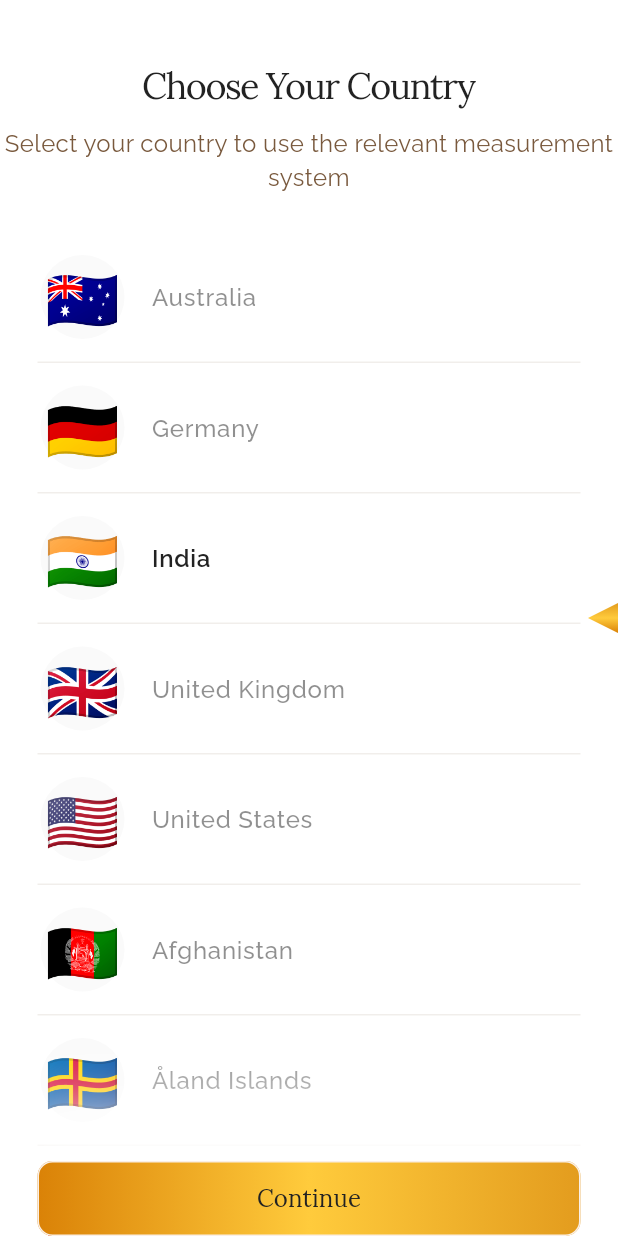
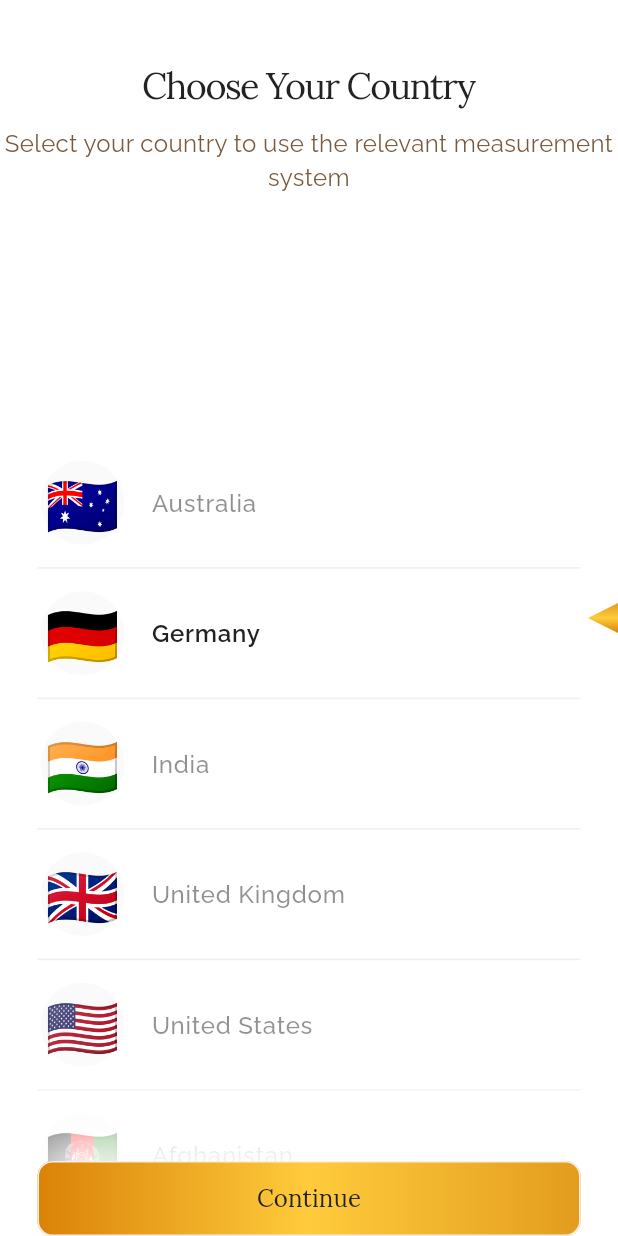
Before and after one commit to s0urav-hald3r/ring_sizer, a Flutter app: the screen it shows after launch, after a tap on "Start Now", on a phone screen of 412 x 824 dp. Run offline on Flutter 3.47's test engine with Material 3 defaults, Android fonts, the phone set to English and light mode, and no system bars; our stand-ins replace dotted_border, dropdown_button2, flutter_native_splash, flutter_svg, get, get_storage and 3 more; missing offline and left inert: purchases_flutter.

Commit message:
ui bug fixed at country page

```diff
--- a/lib/country_data.dart
+++ b/lib/country_data.dart
@@ -1,4 +1,6 @@
 List<Map<String, dynamic>> countryData = [
+  {"name": "", "flag": "", "code": "", "dial_code": ""},
+  {"name": "", "flag": "", "code": "", "dial_code": ""},
   {"name": "Australia", "flag": "🇦🇺", "code": "AU", "dial_code": "+61"},
   {"name": "Germany", "flag": "🇩🇪", "code": "DE", "dial_code": "+49"},
   {"name": "India", "flag": "🇮🇳", "code": "IN", "dial_code": "+91"},
--- a/lib/views/country_page.dart
+++ b/lib/views/country_page.dart
@@ -34,8 +34,34 @@ class _CountryPageState extends State<CountryPage> {
 
     // Highlight the initial middle element
     WidgetsBinding.instance.addPostFrameCallback((_) {
+      scrollToIndex(4); // Replace with your desired index
       highlightInitialItem();
     });
+  }
+
+  void scrollToIndex(int index) {
+    if (index >= 0 && index < countryData.length) {
+      final GlobalKey key = countryData[index]['key'] as GlobalKey;
+      final RenderBox? box =
+          key.currentContext?.findRenderObject() as RenderBox?;
+
+      if (box != null) {
+        final double itemPosition = box.localToGlobal(Offset.zero).dy;
+        final double screenHeight = MediaQuery.of(context).size.height;
+        final double middleOfScreen = screenHeight / 2;
+        final double offset =
+            itemPosition - middleOfScreen + (box.size.height / 2);
+
+        _scrollController.animateTo(
+          offset.clamp(
+            _scrollController.position.minScrollExtent,
+            _scrollController.position.maxScrollExtent,
+          ),
+          duration: const Duration(milliseconds: 300),
+          curve: Curves.linear,
+        );
+      }
+    }
   }
 
   void highlightInitialItem() {
@@ -183,6 +209,10 @@ class _CountryPageState extends State<CountryPage> {
                 child: ListView.separated(
                   controller: _scrollController,
                   itemBuilder: (context, index) {
+                    if (index == 0 || index == 1) {
+                      return const SizedBox(height: 90);
+                    }
+
                     return Container(
                       key: countryData[index]['key'],
                       child: ListTile(
@@ -218,6 +248,10 @@ class _CountryPageState extends State<CountryPage> {
                     );
                   },
                   separatorBuilder: (context, index) {
+                    if (index == 0 || index == 1) {
+                      return const SizedBox(height: 1);
+                    }
+
                     return Divider(
                       height: 1,
                       indent: 25,
```
